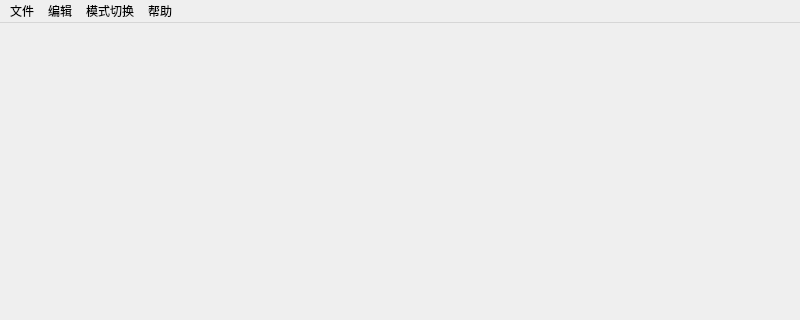
Before: the Qt Designer form mainwindow.ui in Meiosis-Poor/AlgoViz, drawn with Qt 5; both pictures show x 0 to 800 and y 0 to 320 of the 800 by 600 pixel window.
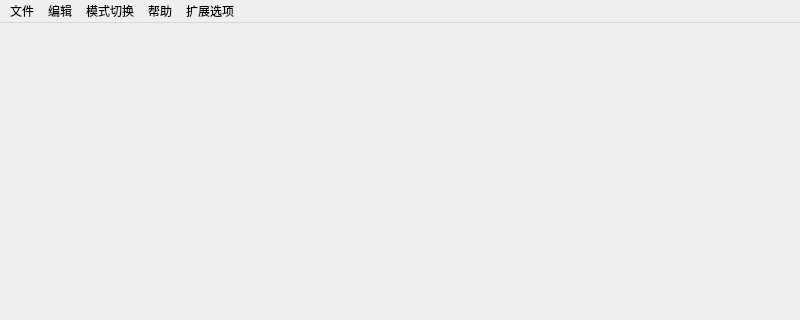
After: the same form once the commit is applied.

Diff of the .ui file:
```diff
--- a/mainwindow.ui
+++ b/mainwindow.ui
@@ -52,10 +52,18 @@
     <addaction name="actionMade_by_Meiosis"/>
     <addaction name="action"/>
    </widget>
+   <widget class="QMenu" name="menu_5">
+    <property name="title">
+     <string>扩展选项</string>
+    </property>
+    <addaction name="DSLAction"/>
+    <addaction name="actionAI"/>
+   </widget>
    <addaction name="menu_2"/>
    <addaction name="menu_3"/>
    <addaction name="menu"/>
    <addaction name="menu_4"/>
+   <addaction name="menu_5"/>
   </widget>
   <widget class="QStatusBar" name="statusbar"/>
   <action name="sortbtn">
```
Left out of the diff: 16 changed lines with no effect on the pictures.
